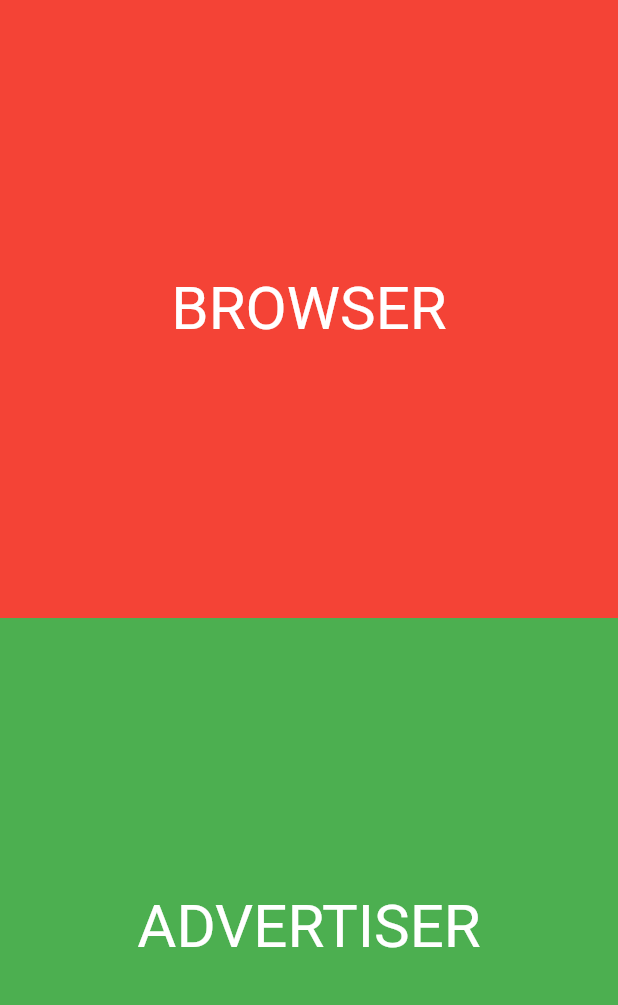
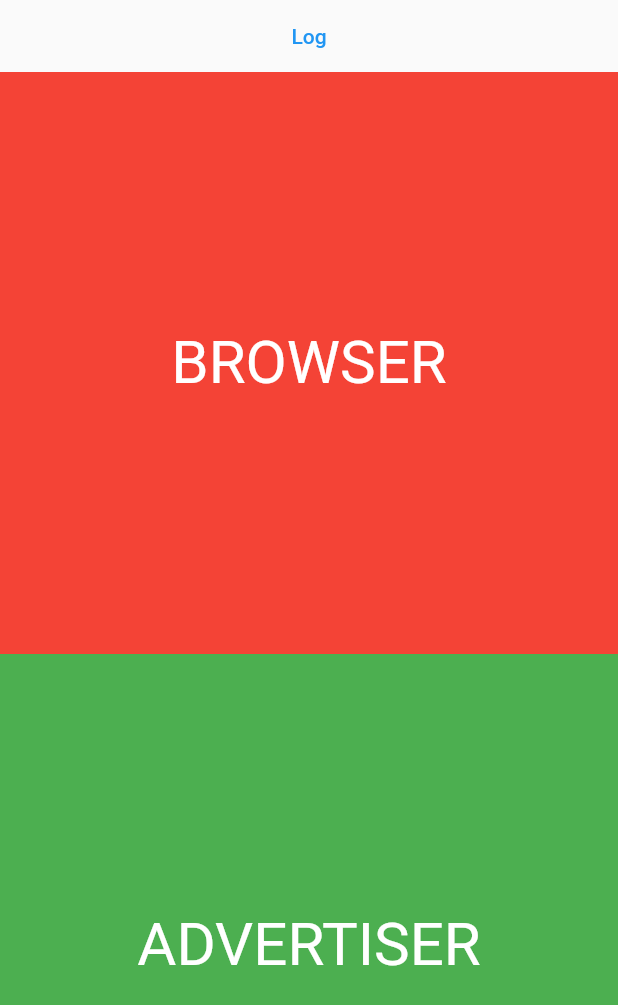
Before and after one commit to J4sonsNowww123/flutterp2pexampu, a Flutter app: the screen it shows after launch, on a phone screen of 412 x 824 dp. Shown: the top 1005 px of the screen. Run offline on Flutter 3.47's test engine with Material 2 defaults, Android fonts, the light colour scheme and no system bars; our stand-ins replace device_info_plus, flutter_styled_toast, logger; missing offline and left inert: flutter_nearby_connections.

Commit message:
Gonna refactor ALL

```diff
--- a/lib/main.dart
+++ b/lib/main.dart
@@ -6,11 +6,15 @@ import 'package:device_info_plus/device_info_plus.dart';
 import 'package:flutter/material.dart';
 import 'package:flutter_nearby_connections/flutter_nearby_connections.dart';
 import 'package:flutter_styled_toast/flutter_styled_toast.dart';
+import 'package:logger/logger.dart';
 
 void main() {
   runApp(MyApp());
 }
 
+var logger = Logger(
+  printer: PrettyPrinter(),
+);
 Route<dynamic> generateRoute(RouteSettings settings) {
   switch (settings.name) {
     case '/':
@@ -46,6 +50,12 @@ class Home extends StatelessWidget {
     return Scaffold(
       body: Column(
         children: [
+          TextButton(
+            child: Text("Log"),
+            onPressed: () {
+              logger.d('TEST LOGGING!');
+            },
+          ),
           Expanded(
             child: InkWell(
               onTap: () {
@@ -250,7 +260,7 @@ class _DevicesListScreenState extends State<DevicesListScreen> {
                         device.deviceId, myController.text);
                     myController.text = '';
                   },
-                )
+                ),
               ],
             );
           });
@@ -300,7 +310,6 @@ class _DevicesListScreenState extends State<DevicesListScreen> {
         callback: (isRunning) async {
           if (isRunning) {
             if (widget.deviceType == DeviceType.browser) {
-
               await nearbyService.stopBrowsingForPeers();
               await Future.delayed(Duration(microseconds: 200));
               await nearbyService.startBrowsingForPeers();
@@ -339,9 +348,8 @@ class _DevicesListScreenState extends State<DevicesListScreen> {
     });
 
     receivedDataSubscription =
-        nearbyService.dataReceivedSubscription(callback: (data)
-    {
-      print("dataReceivedSubscription: ${jsonEncode(data)}");
+        nearbyService.dataReceivedSubscription(callback: (data) {
+      print("TheMessage: ${jsonEncode(data)}");
       showToast(jsonEncode(data),
           context: context,
           axis: Axis.horizontal,
--- a/pubspec.yaml
+++ b/pubspec.yaml
@@ -30,6 +30,7 @@ dependencies:
   flutter_nearby_connections: ^1.1.1
   flutter_styled_toast: ^2.0.0
   device_info_plus: ^3.2.1
+  logger: ^1.1.0
   flutter:
     sdk: flutter
 
```
Also changed, not shown: pubspec.lock. Lines whose indentation alone changed are shown as unchanged.
